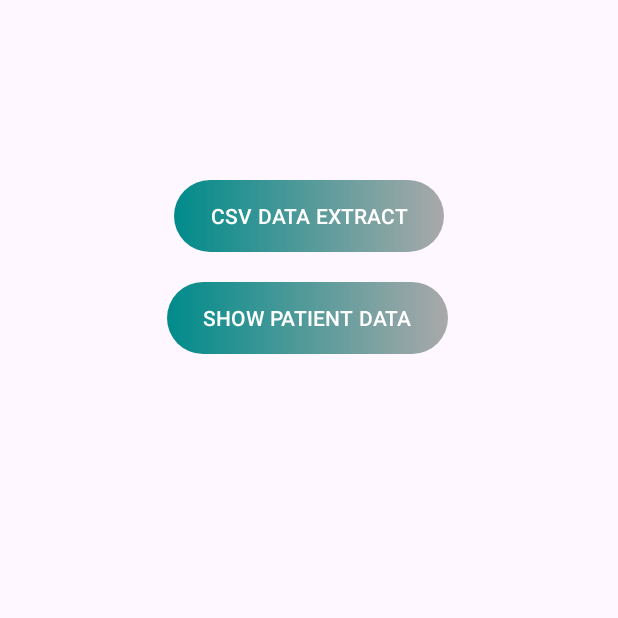
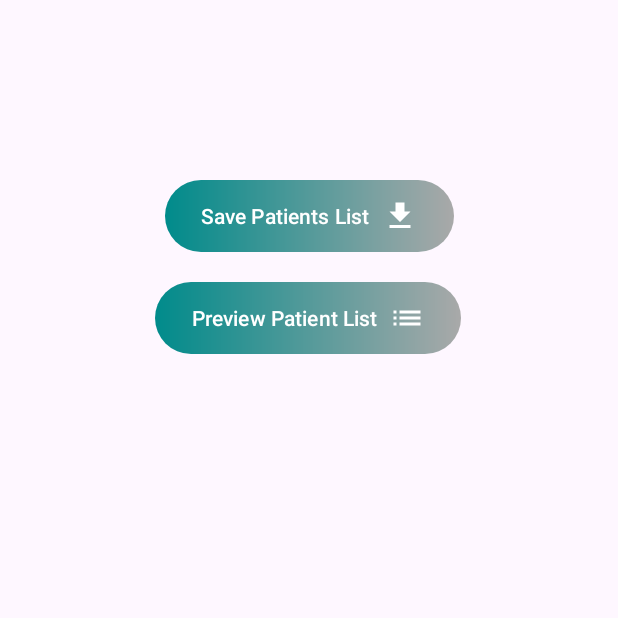
Before and after one commit to Pepen0/Digital-Goniometer, an Android app: the DataExtractionActivity screen opened directly, with no data from a screen before it, on a phone screen of 412 x 824 dp, the top half of it. Run offline under Robolectric (Android 15) with nearby library versions, the phone set to English and light mode, and no system bars; libraries missing offline, so code that uses them is left out: com.opencsv.

Commit message:
Fixed preview and save button

```diff
--- /dev/null
+++ b/App-Code/Goniometer/app/src/main/res/drawable/baseline_download_24.xml
@@ -0,0 +1,5 @@
+<vector xmlns:android="http://schemas.android.com/apk/res/android" android:height="24dp" android:tint="#FFFFFF" android:viewportHeight="24" android:viewportWidth="24" android:width="24dp">
+
+    <path android:fillColor="@android:color/white" android:pathData="M5,20h14v-2H5V20zM19,9h-4V3H9v6H5l7,7L19,9z"/>
+
+</vector>
--- /dev/null
+++ b/App-Code/Goniometer/app/src/main/res/drawable/baseline_list_24.xml
@@ -0,0 +1,5 @@
+<vector xmlns:android="http://schemas.android.com/apk/res/android" android:autoMirrored="true" android:height="24dp" android:tint="#FFFFFF" android:viewportHeight="24" android:viewportWidth="24" android:width="24dp">
+
+    <path android:fillColor="@android:color/white" android:pathData="M3,13h2v-2L3,11v2zM3,17h2v-2L3,15v2zM3,9h2L5,7L3,7v2zM7,13h14v-2L7,11v2zM7,17h14v-2L7,15v2zM7,7v2h14L21,7L7,7z"/>
+
+</vector>
--- a/App-Code/Goniometer/app/src/main/res/layout/activity_data_extraction.xml
+++ b/App-Code/Goniometer/app/src/main/res/layout/activity_data_extraction.xml
@@ -12,7 +12,8 @@
         android:layout_width="wrap_content"
         android:layout_height="wrap_content"
         android:layout_marginTop="120dp"
-        android:text="CSV DATA EXTRACT"
+        android:text="Save Patients List"
+        android:drawableRight="@drawable/baseline_download_24"
         app:backgroundTint="@null"
         android:background="@drawable/custom_button2"
         app:layout_constraintEnd_toEndOf="parent"
@@ -24,7 +25,8 @@
         android:layout_width="wrap_content"
         android:layout_height="wrap_content"
         android:layout_marginTop="188dp"
-        android:text="SHOW PATIENT DATA"
+        android:text="Preview Patient List"
+        android:drawableRight="@drawable/baseline_list_24"
         app:backgroundTint="@null"
         android:background="@drawable/custom_button2"
         app:layout_constraintEnd_toEndOf="parent"
```
